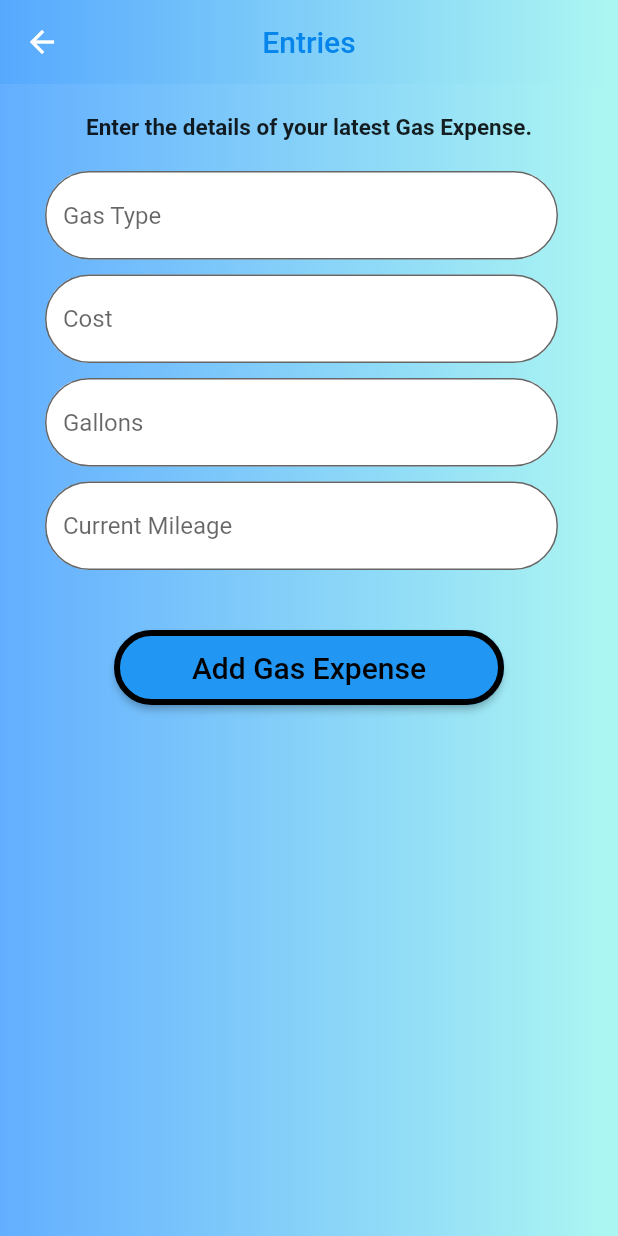
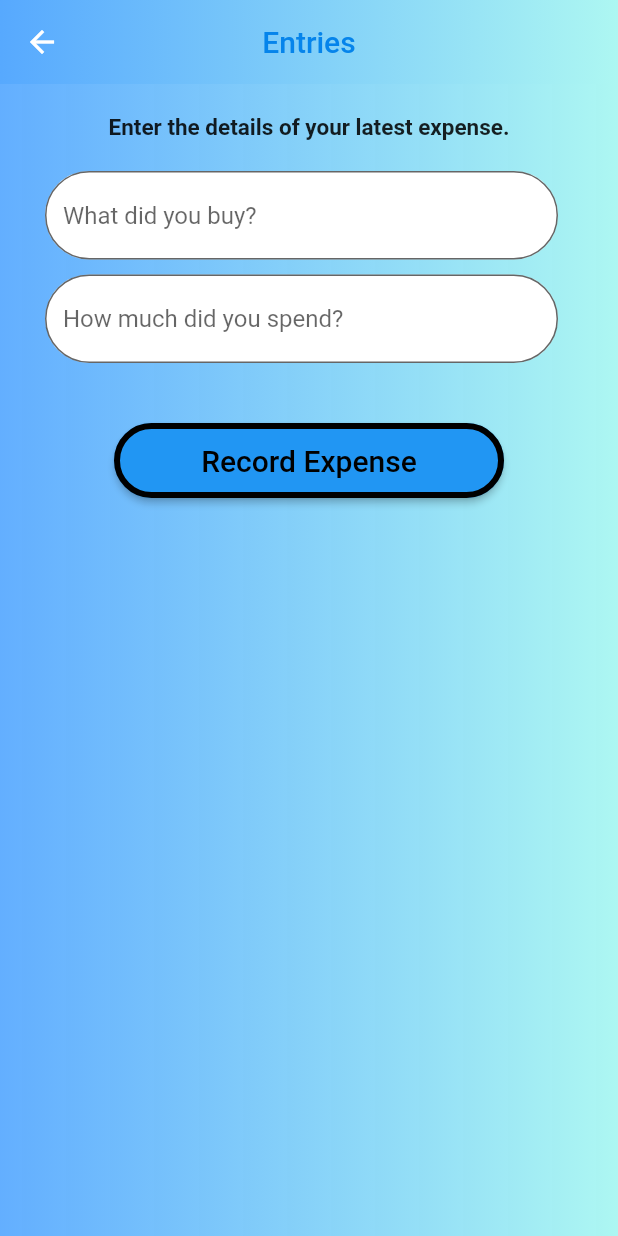
Before and after one commit to jabezj1/Motore, a Flutter app: the InspectExpenses screen opened directly, after a tap on the "add" icon, on a phone screen of 412 x 824 dp. Run offline on Flutter 3.47's test engine with Material 2 defaults, Android fonts, the phone set to English and light mode, and no system bars; our stand-ins replace animated_splash_screen, auth_buttons, auto_size_text, cloud_firestore, dio, firebase_auth and 13 more; missing offline and left inert: dart:ffi; accounts and stored records are empty; network calls fail.

Commit message:
expenses can now be seen and added

```diff
--- a/lib/navbar.dart
+++ b/lib/navbar.dart
@@ -5,6 +5,9 @@ import 'package:motore/pages/CarPartsTab.dart';
 import 'package:motore/pages/Dashboard.dart';
 import 'package:motore/pages/Fuel.dart';
 import 'package:motore/pages/History.dart';
+import 'package:motore/pages/InspectExpenses.dart';
+import 'package:motore/pages/InspectGas.dart';
+import 'package:motore/pages/InspectPastMaintenance.dart';
 import 'package:motore/pages/PartTile.dart';
 import 'package:motore/pages/profile.dart';
 import 'package:motore/pages/search.dart';
@@ -99,6 +102,15 @@ Widget getSelectedWidget({required int index}) {
     case 4:
       widget = Profile();
       break;
+    case 5:
+      widget = InspectPastMaintenance();
+      break;
+    case 6:
+      widget = InspectGas();
+      break;
+    case 7:
+      widget = InspectExpenses();
+      break;
     default:
       widget = defPage;
       break;
--- /dev/null
+++ b/lib/pages/CreateNewExpense.dart
@@ -0,0 +1,141 @@
+import 'package:flutter/material.dart';
+import 'package:cloud_firestore/cloud_firestore.dart';
+import 'package:firebase_auth/firebase_auth.dart';
+import 'package:motore/navbar.dart';
+import 'package:motore/pages/Dashboard.dart';
+import 'package:motore/pages/History.dart';
+import 'package:motore/pages/InspectExpenses.dart';
+import 'package:motore/pages/InspectPastMaintenance.dart';
+import 'package:motore/pages/createCarProfile.dart';
+
+class CreateNewExpense extends StatefulWidget {
+  const CreateNewExpense({super.key, required this.title});
+  final String title;
+
+  @override
+  StateCreateNewExpense createState() => StateCreateNewExpense();
+}
+
+class StateCreateNewExpense extends State<CreateNewExpense> {
+  TextEditingController title = TextEditingController();
+  TextEditingController cost = TextEditingController();
+  Timestamp timestampdate = Timestamp.now();
+
+  @override
+  Widget build(BuildContext context) {
+    return Container(
+      decoration: const BoxDecoration(
+        gradient: LinearGradient(
+            begin: Alignment.bottomLeft,
+            end: Alignment.bottomRight,
+            colors: [Color(0xff15aaaff), Color(0xFFADF7F2)]),
+      ),
+      child: Scaffold(
+          backgroundColor: Colors.transparent,
+          appBar: AppBar(
+            title: const Text(
+              'Entries',
+              style: TextStyle(color: Color.fromARGB(255, 5, 132, 235)),
+            ),
+            centerTitle: true,
+            elevation: 0,
+            flexibleSpace: Container(
+              decoration: const BoxDecoration(
+                gradient: LinearGradient(
+                    begin: Alignment.bottomLeft,
+                    end: Alignment.bottomRight,
+                    colors: [Color(0xFF15AAAFF), Color(0xFFADF7F2)]),
+              ),
+            ),
+          ),
+          //backgroundColor: Color.fromARGB(255, 150, 206, 232),
+          body: Container(
+            margin: const EdgeInsets.only(top: 20),
+            child: SingleChildScrollView(
+              child: Column(children: [
+                const Text(
+                  "Enter the details of your latest expense.",
+                  textAlign: TextAlign.center,
+                  style: TextStyle(
+                    fontSize: 15,
+                    fontWeight: FontWeight.bold,
+                  ),
+                ),
+                const SizedBox(height: 20),
+                EnterHistoryInfo(
+                    hintText: 'What did you buy?', controller: title),
+                EnterHistoryInfo(
+                    hintText: 'How much did you spend?', controller: cost),
+                const SizedBox(
+                  height: 30,
+                ),
+                Container(
+                    height: 50,
+                    width: 280,
+                    padding: const EdgeInsets.fromLTRB(10, 0, 10, 0),
+                    child: ElevatedButton(
+                        style: ElevatedButton.styleFrom(
+                            primary: Colors.blue,
+                            side: const BorderSide(width: 4.0),
+                            shape: RoundedRectangleBorder(
+                                borderRadius: BorderRadius.circular(30))),
+                        child: const Text('Record Expense',
+                            style:
+                                TextStyle(fontSize: 20, color: Colors.black)),
+                        onPressed: () async {
+                          FirebaseFirestore.instance
+                              .collection("users")
+                              .doc(FirebaseAuth.instance.currentUser
+                                  ?.email) //FirebaseAuth.instance.currentUser?.email
+                              .collection("cars")
+                              .doc(sellNick)
+                              .collection("expenses")
+                              .add({
+                                "title": title.text,
+                                "cost": cost.text,
+                                "timestamp": timestampdate
+                              })
+                              .then((value) =>
+                                  print("successfully added Expense"))
+                              .catchError((e) => print(e));
+                          index = 7;
+                          defPage = Dashboard();
+                          Navigator.push(
+                              context,
+                              MaterialPageRoute(
+                                  builder: (context) =>
+                                      const Navigation()));
+                        })),
+              ]),
+            ),
+          )),
+    );
+  }
+}
+
+class EnterHistoryInfo extends StatelessWidget {
+  final String hintText;
+  final TextEditingController controller;
+  const EnterHistoryInfo(
+      {super.key, required this.hintText, required this.controller});
+
+  @override
+  Widget build(BuildContext context) {
+    return Container(
+      padding: const EdgeInsets.only(bottom: 10, right: 40, left: 30),
+      child: TextField(
+        obscureText: false,
+        controller: controller,
+        maxLines: null,
+        decoration: InputDecoration(
+          filled: true,
+          fillColor: Colors.white,
+          border: OutlineInputBorder(
+              borderRadius: BorderRadius.circular(30),
+              borderSide: const BorderSide(color: Colors.red)),
+          hintText: hintText,
+        ),
+      ),
+    );
+  }
+}
--- /dev/null
+++ b/lib/pages/ExpenseItem.dart
@@ -0,0 +1,21 @@
+import 'package:cloud_firestore/cloud_firestore.dart';
+
+class ExpenseItem {
+	String? title;
+  String? cost;
+  Timestamp? timestamp;
+
+	ExpenseItem();
+
+	Map<String, dynamic> toJson() => {
+		'title' : title,
+		'cost' : cost,
+    'timestamp' : timestamp?.toDate().toString()
+	};
+
+	ExpenseItem.fromSnapshot(snapshot):
+		title = snapshot.data()['title'],
+		cost = snapshot.data()['cost'],
+    timestamp = snapshot.data()['timestamp']
+	;
+}
--- /dev/null
+++ b/lib/pages/ExpenseItemCard.dart
@@ -0,0 +1,144 @@
+import 'package:flutter/material.dart';
+import 'package:motore/pages/ExpenseItem.dart';
+
+class ExpenseItemCard extends StatelessWidget {
+  final ExpenseItem _expenseItem;
+  const ExpenseItemCard(this._expenseItem, {super.key});
+
+  @override
+  Widget build(BuildContext context) {
+    return SingleChildScrollView(
+      child: Container(
+        decoration: BoxDecoration(
+          borderRadius: BorderRadius.circular(30.0),
+        ),
+        // color: Colors.black,
+        child: Card(
+          margin: const EdgeInsets.all(5),
+          elevation: 0,
+          child: Container(
+            clipBehavior: Clip.hardEdge,
+
+            decoration: BoxDecoration(
+                gradient: const LinearGradient(colors: [
+                  Color(0xff15aaaff),
+                  Color(0xFFADF7F2),
+                ]),
+                // color: Colors.blue[100],
+                borderRadius: BorderRadius.circular(30.0)),
+            //height: 200,
+            //   color: Color.fromARGB(255, 251, 240, 240),
+            child: Container(
+              // margin: const EdgeInsets.all(30),
+              child: Padding(
+                  padding: const EdgeInsets.all(10),
+                  child: Column(
+                    children: [
+                      Row(
+                        // mainAxisAlignment: MainAxisAlignment
+                        // .spaceBetween, // forces children in row to split left & right
+                        children: [
+                          Expanded(
+                            child: Column(
+                              children: [
+                                Align(
+                                  alignment: Alignment.centerLeft,
+                                  child: Padding(
+                                      padding: EdgeInsets.all(12),
+                                      child: Row(
+                                        children: [
+											Flexible(
+												child: Text(
+													_expenseItem.title!,
+													style: const TextStyle(
+														color: Colors.black,
+														fontSize: 20,
+														fontWeight: FontWeight.bold
+													),
+												),
+											),
+                                        ],
+                                      ) // title of maintenance
+                                      ),
+                                ),
+                                Padding(
+                                    padding: EdgeInsets.all(12),
+                                    child: Align(
+                                      alignment: Alignment.centerLeft,
+                                      child: Row(
+                                        children: [
+											const Text(
+												"Date: ",
+												style: TextStyle(
+													color: Colors.black,
+													fontSize: 17.5,
+													fontWeight: FontWeight.normal
+												),
+											),
+                                          Flexible(
+											child: Text(
+											  _expenseItem.timestamp!.toDate().toString(),
+																					style: const TextStyle(
+																						fontSize: 17.5,
+																						color: Colors.black,
+																						fontWeight: FontWeight.normal
+																					),
+											  //   textAlign: TextAlign.left,
+											),
+										  ),
+                                        ],
+                                      ),
+                                    ) // notes that go under the title
+                                    ),
+                              ],
+                            ),
+                          ),
+                          Column(
+                            children: [
+                              Padding(
+                                  padding: const EdgeInsets.only(right: 10.0),
+                                  child: Container(
+                                    padding: EdgeInsets.all(8),
+                                    decoration: BoxDecoration(
+                                        color:
+                                            Color.fromARGB(255, 50, 172, 228),
+                                        border: Border.all(
+                                          color: Colors.red.shade400,
+                                          width: 3,
+                                        ),
+                                        borderRadius: BorderRadius.all(
+                                            Radius.circular(10))),
+                                    child: Row(
+                                      children: [
+                                        Text(
+                                          "\$",
+                                          style: const TextStyle(
+                                            color: Colors.white,
+                                            fontSize: 20,
+                                            fontWeight: FontWeight.bold,
+                                          ),
+                                        ),
+                                        Text(
+                                          _expenseItem.cost.toString(),
+                                          style: const TextStyle(
+                                            color: Colors.white,
+                                            fontSize: 20,
+                                            fontWeight: FontWeight.bold,
+                                          ),
+                                        ), // cost of the maintenance, far right side
+                                      ],
+                                    ),
+                                  )),
+                            ],
+                          )
+                        ],
+                      ),
+                    ],
+                  )),
+            ),
+          ),
+        ),
+      ),
+    );
+  }
+}
--- a/lib/pages/InspectExpenses.dart
+++ b/lib/pages/InspectExpenses.dart
@@ -1,6 +1,7 @@
 import 'package:cloud_firestore/cloud_firestore.dart';
 import 'package:firebase_auth/firebase_auth.dart';
 import 'package:flutter/material.dart';
+import 'package:motore/pages/CreateNewExpense.dart';
 import 'package:motore/pages/Dashboard.dart';
 import 'package:motore/pages/History.dart';
 import 'package:motore/pages/HistoryItem.dart';
@@ -9,6 +10,8 @@ import 'package:motore/pages/createGasExpense.dart';
 import 'package:motore/pages/createHistoryEntry.dart';
 import 'package:motore/pages/createMaintenanceHistory.dart';
 import 'package:motore/services/auth.dart';
+import 'package:motore/pages/ExpenseItem.dart';
+import 'package:motore/pages/ExpenseItemCard.dart';
 // import 'package:flutter/src/rendering/box.dart';
 
 class InspectExpenses extends StatefulWidget {
@@ -50,7 +53,7 @@ class _InspectExpensesState extends State<InspectExpenses> {
 				onPressed: () {
 					Navigator.push(
 						context,
-						MaterialPageRoute(builder: (context) => CreateGasExpense(title: "title"))
+						MaterialPageRoute(builder: (context) => const CreateNewExpense(title: "title"))
 					);
 				},
 				child: const Icon(Icons.add)
@@ -59,7 +62,7 @@ class _InspectExpensesState extends State<InspectExpenses> {
 				child: ListView.builder(
 					itemCount: _expenses.length,
 					itemBuilder: (context, index) {
-						return HistoryItemCard(_expenses[index] as HistoryItem);
+						return ExpenseItemCard(_expenses[index] as ExpenseItem);
 					},
 				),
 			),
@@ -78,7 +81,7 @@ class _InspectExpensesState extends State<InspectExpenses> {
 			.get();
 
 		setState(() {
-			_expenses = List.from(data.docs.map((doc) => HistoryItem.fromSnapshot(doc)));
+			_expenses = List.from(data.docs.map((doc) => ExpenseItem.fromSnapshot(doc)));
 		});
 	}
 }
```
